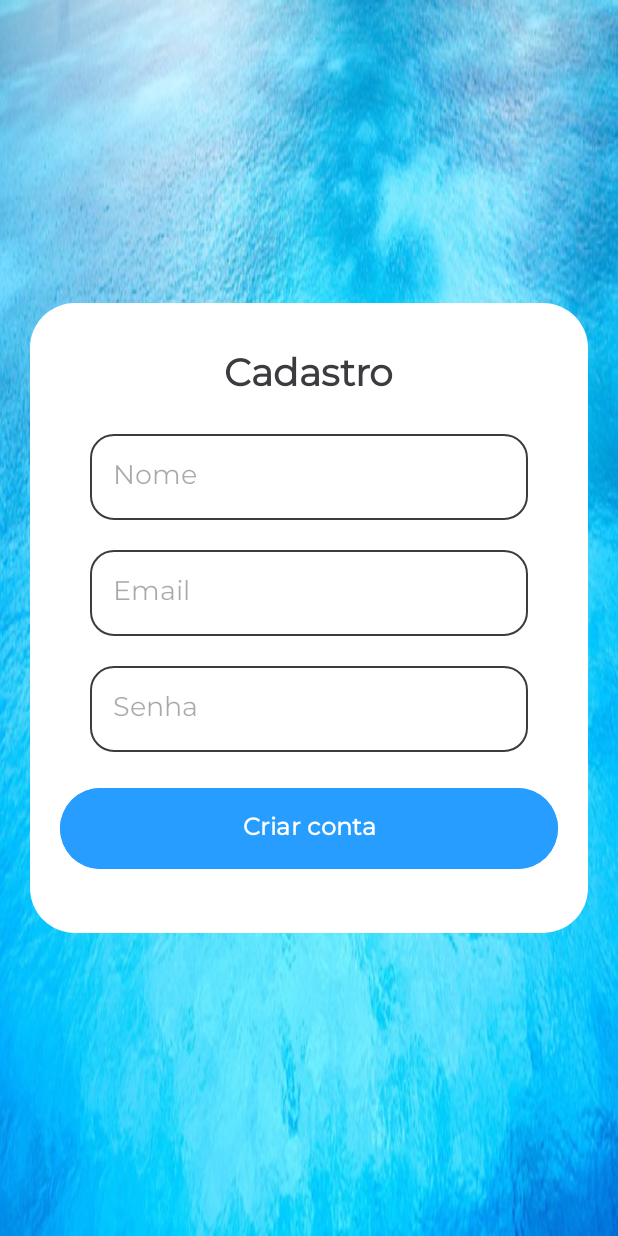
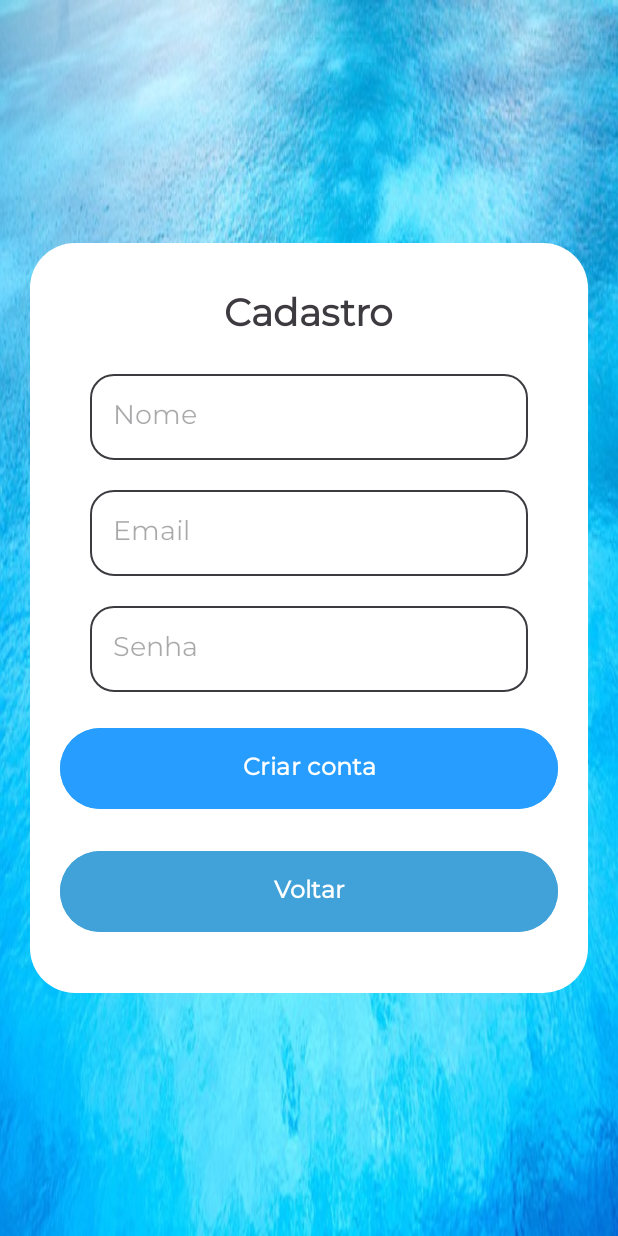
Before and after one commit to LarissaSL/LoginComFirebase, an Android app: the screen it shows after launch (telaCadastro before the commit, TelaCadastro after it), after a tap on "Cadastrar", on a phone screen of 412 x 824 dp. Run offline under Robolectric (Android 15) with nearby library versions, the phone set to English and light mode, and no system bars; our stand-ins replace Firebase (no records; nobody signed in at launch, a user with empty details on screens opened directly).

```diff
--- a/app/src/main/java/com/example/login/MainActivity.java
+++ b/app/src/main/java/com/example/login/MainActivity.java
@@ -5,8 +5,6 @@ import androidx.appcompat.app.AppCompatActivity;
 import android.content.Intent;
 import android.os.Bundle;
 import android.os.Handler;
-
-import com.google.firebase.ktx.Firebase;
 
 public class MainActivity extends AppCompatActivity {
 
@@ -18,7 +16,7 @@ public class MainActivity extends AppCompatActivity {
 
         new Handler(getMainLooper()).postDelayed(() -> {
             finish();
-            startActivity(new Intent(this, telaLogin.class));
+            startActivity(new Intent(this, TelaLogin.class));
         }, 4000);
     }
 
--- a/app/src/main/java/com/example/login/telaCadastro.java
+++ b/app/src/main/java/com/example/login/TelaCadastro.java
@@ -18,10 +18,7 @@ import com.google.firebase.auth.FirebaseAuth;
 import com.google.firebase.auth.FirebaseAuthUserCollisionException;
 import com.google.firebase.firestore.FirebaseFirestore;
 
-import java.util.regex.Matcher;
-import java.util.regex.Pattern;
-
-public class telaCadastro extends AppCompatActivity {
+public class TelaCadastro extends AppCompatActivity {
 
     private ActivityTelaCadastroBinding binding;
     private FirebaseAuth auth;
@@ -60,13 +57,13 @@ public class telaCadastro extends AppCompatActivity {
                                             public void onComplete(@NonNull Task<Void> task) {
                                                 if (task.isSuccessful()) {
                                                     // Cadastro bem-sucedido
-                                                    Toast.makeText(telaCadastro.this, mensagemDeSucesso, Toast.LENGTH_SHORT).show();
+                                                    Toast.makeText(TelaCadastro.this, mensagemDeSucesso, Toast.LENGTH_SHORT).show();
                                                 }
 
                                                 //Redirecionar para tela Principal do APP depois de 3s
                                                 new Handler(getMainLooper()).postDelayed(() -> {
                                                     finish();
-                                                    startActivity(new Intent(telaCadastro.this, telaPrincipal.class));
+                                                    startActivity(new Intent(TelaCadastro.this, TelaPrincipal.class));
                                                 }, 3000);
                                             }
                                         });
@@ -75,10 +72,10 @@ public class telaCadastro extends AppCompatActivity {
                                 // O e-mail já está em uso
                                 Exception exception = task.getException();
                                 if (exception instanceof FirebaseAuthUserCollisionException) {
-                                    Toast.makeText(telaCadastro.this, "E-mail já está em Uso.", Toast.LENGTH_SHORT).show();
+                                    Toast.makeText(TelaCadastro.this, "E-mail já está em Uso.", Toast.LENGTH_SHORT).show();
                                 } else {
                                     // Erro genérico
-                                    Toast.makeText(telaCadastro.this, mensagemDeErro, Toast.LENGTH_SHORT).show();
+                                    Toast.makeText(TelaCadastro.this, mensagemDeErro, Toast.LENGTH_SHORT).show();
                                 }
 
                             }
@@ -107,4 +104,9 @@ public class telaCadastro extends AppCompatActivity {
         return true;
     }
 
+    public void irTelaLogin(View view) {
+        Intent in = new Intent(this, TelaLogin.class);
+        startActivity(in);
+    }
+
 }
--- a/app/src/main/java/com/example/login/telaPrincipal.java
+++ b/app/src/main/java/com/example/login/TelaPrincipal.java
@@ -4,7 +4,7 @@ import androidx.appcompat.app.AppCompatActivity;
 
 import android.os.Bundle;
 
-public class telaPrincipal extends AppCompatActivity {
+public class TelaPrincipal extends AppCompatActivity {
 
     @Override
     protected void onCreate(Bundle savedInstanceState) {
--- a/app/src/main/res/layout/activity_tela_cadastro.xml
+++ b/app/src/main/res/layout/activity_tela_cadastro.xml
@@ -9,7 +9,7 @@
     <View
         android:id="@+id/containerPrincipal"
         android:layout_width="match_parent"
-        android:layout_height="420dp"
+        android:layout_height="500dp"
         android:background="@drawable/container"
         android:layout_marginHorizontal="20dp"
         app:layout_constraintTop_toTopOf="parent"
@@ -99,5 +99,24 @@
         app:layout_constraintStart_toStartOf="@id/containerPrincipal"
         app:layout_constraintEnd_toEndOf="@id/containerPrincipal" />
 
+    <Button
+        android:id="@+id/botaoVoltar"
+        android:layout_width="match_parent"
+        android:layout_height="wrap_content"
+        android:fontFamily="@font/montserrat"
+        android:text="Voltar"
+        android:textSize="16sp"
+        android:textColor="@color/white"
+        android:textStyle="bold"
+        android:padding="15dp"
+        android:backgroundTint="@color/blue"
+        android:onClick="irTelaLogin"
+        app:cornerRadius="30dp"
+        android:layout_marginTop="20dp"
+        android:layout_marginHorizontal="40dp"
+        app:layout_constraintTop_toBottomOf="@id/botaoCriarConta"
+        app:layout_constraintStart_toStartOf="@id/containerPrincipal"
+        app:layout_constraintEnd_toEndOf="@id/containerPrincipal" />
+
 
 </androidx.constraintlayout.widget.ConstraintLayout>
--- a/app/src/main/res/layout/activity_tela_login.xml
+++ b/app/src/main/res/layout/activity_tela_login.xml
@@ -4,7 +4,7 @@
     xmlns:tools="http://schemas.android.com/tools"
     android:layout_width="match_parent"
     android:layout_height="match_parent"
-    tools:context=".telaLogin"
+    tools:context=".TelaLogin"
     android:background="@drawable/mar">
 
     <View
@@ -86,6 +86,7 @@
         android:text="Esqueci minha senha"
         android:textSize="15sp"
         android:textColor="@color/blue"
+        android:onClick="irTelaRecuperarSenha"
         android:layout_marginTop="15dp"
         android:layout_marginHorizontal="30dp"
         app:layout_constraintTop_toBottomOf="@id/senha"
--- a/app/src/main/res/layout/activity_tela_principal.xml
+++ b/app/src/main/res/layout/activity_tela_principal.xml
@@ -4,7 +4,7 @@
     xmlns:tools="http://schemas.android.com/tools"
     android:layout_width="match_parent"
     android:layout_height="match_parent"
-    tools:context=".telaPrincipal">
+    tools:context=".TelaPrincipal">
 
     <TextView
         android:id="@+id/textView"
```
Also changed, not shown: app/src/main/AndroidManifest.xml (+6 -3 lines), app/src/main/java/com/example/login/TelaLogin.java (renamed from app/src/main/java/com/example/login/telaLogin.java, +15 -8 lines), app/src/main/java/com/example/login/TelaRecuperarSenha.java (added, +21 -0 lines), app/src/main/res/layout/activity_tela_login2.xml (deleted, +0 -134 lines), app/src/main/res/layout/activity_tela_recuperar_senha.xml (added, +103 -0 lines).
